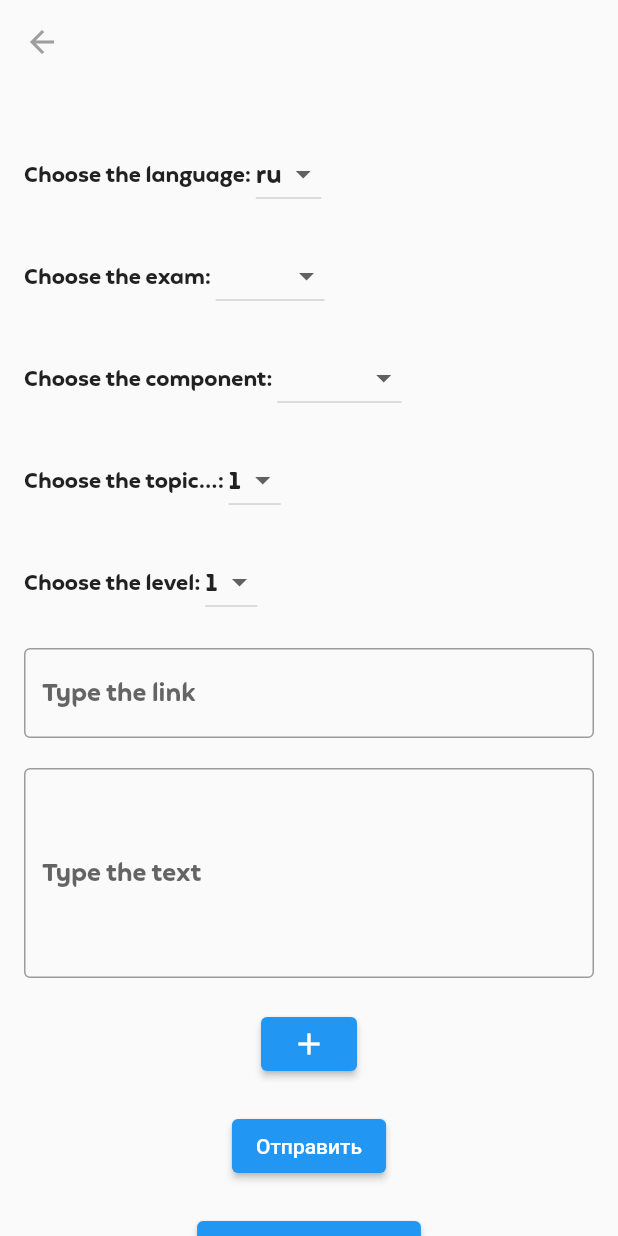
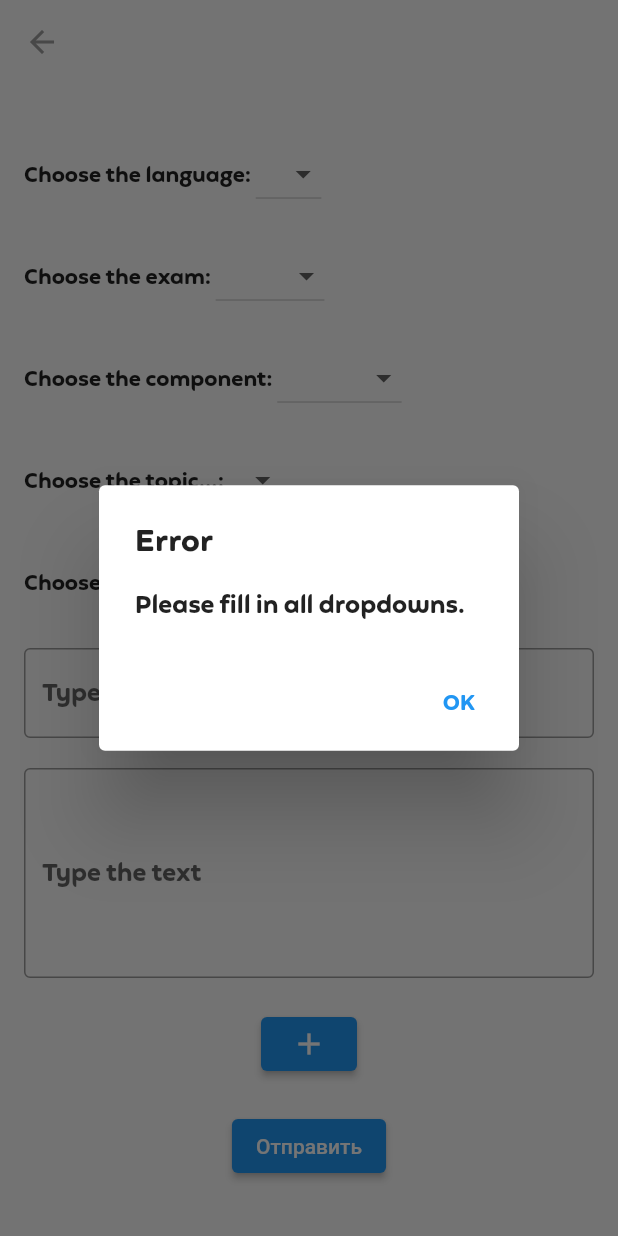
Before and after one commit to chillit/codehub2, a Flutter app: the MyForm screen opened directly, after a tap on "Отправить", on a phone screen of 412 x 824 dp. Run offline on Flutter 3.47's test engine with Material 2 defaults, Android fonts, the phone set to English and light mode, and no system bars; our stand-ins replace awesome_dialog, firebase_auth, firebase_core, firebase_database, firebase_messaging, just_audio and 1 more; accounts and stored records are empty; generated files the repository leaves out were written again.

Commit message:
createq fixed bugs

```diff
--- a/lib/src/home/main_screen/questions/createq.dart
+++ b/lib/src/home/main_screen/questions/createq.dart
@@ -15,22 +15,58 @@ class _MyFormState extends State<MyForm> {
   List<Map<String, dynamic>> _questionsData = [];
   String textAnswerValue = '';
   String component = "";
-  int topic = 1;
+  String topic = '';
   String exam = "";
-  int levelValue = 1;
+  String levelValue = '';
   String linkValue = '';
   String bigTextValue = '';
-  String language = "ru";
+  String language = "";
   bool isUntSelected = false;
 
   final FirebaseDatabase _database = FirebaseDatabase.instance;
   String name = "";
 
-
+  void _addQuestion(String newQuestion, String questionType, List<String> options, int correctAnswerIndex, String textAnswerValue) {
+    setState(() {
+      if (questionType == '${AppLocalizations.of(context)!.multiplech}') {
+        _questionsData.add({
+          'question': newQuestion,
+          'questionType': "multipleChoice",
+          'options': List.from(options),
+          'correctAnswerIndex': correctAnswerIndex,
+        });
+      } else {
+        _questionsData.add({
+          'question': newQuestion,
+          'questionType': "textInput",
+          'textAnswer': textAnswerValue,
+        });
+      }
+    });
+  }
   void _saveToDatabase() async {
     FirebaseAuth.instance.authStateChanges().listen((User? user) async {
       if (user == null) {
         print('User is currently signed out!');
+      } else {
+        if (language.isEmpty || exam.isEmpty || (isUntSelected && component.isEmpty) || topic.isEmpty || levelValue.isEmpty) {
+          showDialog(
+            context: context,
+            builder: (BuildContext context) {
+              return AlertDialog(
+                title: Text('Error'),
+                content: Text('Please fill in all dropdowns.'),
+                actions: [
+                  TextButton(
+                    onPressed: () {
+                      Navigator.of(context).pop();
+                    },
+                    child: Text('OK'),
+                  ),
+                ],
+              );
+            },
+          );
         } else {
           String currentDate = DateTime.now().toIso8601String().split('T')[0];
           final nameSnapshot =
@@ -38,7 +74,7 @@ class _MyFormState extends State<MyForm> {
           name = nameSnapshot.snapshot.value?.toString() ?? '';
           referenceDatabase
               .child(
-            'exams/${language}/${exam}/${component == "Первый" ? 0 : 1}/${topic - 1}/${levelValue - 1}/${user.uid}')
+              'exams/${language}/${exam}/${component == "${AppLocalizations.of(context)!.first}" ? 0 : 1}/${int.parse(topic) - 1}/${int.parse(levelValue) - 1}/${user.uid}')
               .set({
             'link': linkValue,
             'Text': bigTextValue,
@@ -47,8 +83,10 @@ class _MyFormState extends State<MyForm> {
             'questions': _questionsData,
           });
         }
+      }
     });
   }
+
 
   void _getDataFromDatabase() {
     referenceDatabase.child('formData').once().then((DatabaseEvent snapshot) {
@@ -86,7 +124,7 @@ class _MyFormState extends State<MyForm> {
                   Text('${AppLocalizations.of(context)!.chooselan}: '),
                   DropdownButton<String>(
                     value: language,
-                    items: <String>['ru', 'en', 'kz'].map((String value) {
+                    items: <String>['','ru', 'en', 'kz'].map((String value) {
                       return DropdownMenuItem<String>(
                         value: value,
                         child: Text(value),
@@ -132,7 +170,7 @@ class _MyFormState extends State<MyForm> {
                   Text('${AppLocalizations.of(context)!.choosecom}: '),
                   DropdownButton<String>(
                     value: component,
-                    items: <String>["",'${AppLocalizations.of(context)!.first}', '${AppLocalizations.of(context)!.second}'].map((String value) {
+                    items: <String>['','${AppLocalizations.of(context)!.first}', '${AppLocalizations.of(context)!.second}'].map((String value) {
                       return DropdownMenuItem<String>(
                         value: value,
                         child: Text(value),
@@ -150,15 +188,15 @@ class _MyFormState extends State<MyForm> {
               Row(
                 children: [
                   Text('${AppLocalizations.of(context)!.chstopic}: '),
-                  DropdownButton<int>(
+                  DropdownButton<String>(
                     value: topic,
-                    items: <int>[1, 2, 3, 4, 5, 6].map((int value) {
-                      return DropdownMenuItem<int>(
+                    items: <String>['','1','2','3','4','5','6'].map((String value) {
+                      return DropdownMenuItem<String>(
                         value: value,
-                        child: Text(value.toString()),
+                        child: Text(value),
                       );
                     }).toList(),
-                    onChanged: (int? newValue) {
+                    onChanged: (String? newValue) {
                       setState(() {
                         topic = newValue!;
                       });
@@ -170,15 +208,15 @@ class _MyFormState extends State<MyForm> {
               Row(
                 children: [
                   Text('${AppLocalizations.of(context)!.chooselvl}: '),
-                  DropdownButton<int>(
+                  DropdownButton<String>(
                     value: levelValue,
-                    items: <int>[1, 2, 3, 4, 5, 6].map((int value) {
-                      return DropdownMenuItem<int>(
+                    items: <String>['','1','2','3','4','5','6'].map((String value) {
+                      return DropdownMenuItem<String>(
                         value: value,
-                        child: Text(value.toString()),
+                        child: Text(value),
                       );
                     }).toList(),
-                    onChanged: (int? newValue) {
+                    onChanged: (String? newValue) {
                       setState(() {
                         levelValue = newValue!;
                       });
@@ -232,7 +270,7 @@ class _MyFormState extends State<MyForm> {
                           context: context,
                           builder: (BuildContext context) {
                             String newQuestion = '';
-                            String questionType = 'Выборочная';
+                            String questionType = '';
                             List<String> options = [];
                             int correctAnswerIndex = 0;
                             String textAnswerValue = '';
@@ -260,7 +298,7 @@ class _MyFormState extends State<MyForm> {
                                           SizedBox(height: 20),
                                           DropdownButton<String>(
                                             value: questionType,
-                                            items: <String>['${AppLocalizations.of(context)!.multiplech}', '${AppLocalizations.of(context)!.textinput}'].map((String value) {
+                                            items: <String>['','${AppLocalizations.of(context)!.multiplech}', '${AppLocalizations.of(context)!.textinput}'].map((String value) {
                                               return DropdownMenuItem<String>(
                                                 value: value,
                                                 child: Text(value),
@@ -275,7 +313,7 @@ class _MyFormState extends State<MyForm> {
                                             hint: Text('${AppLocalizations.of(context)!.choosetypeq}'),
                                           ),
                                           SizedBox(height: 20),
-                                          if (questionType == 'Выборочная') ...{
+                                          if (questionType == '${AppLocalizations.of(context)!.multiplech}') ...{
                                             for (int i = 0; i < 4; i++)
                                               Padding(
                                                 padding: EdgeInsets.only(bottom: 10),
@@ -312,27 +350,7 @@ class _MyFormState extends State<MyForm> {
                                           SizedBox(height: 20),
                                           ElevatedButton(
                                             onPressed: () {
-                                              setState(() {
-                                                if (questionType == 'Выборочная') {
-                                                  _questionsData.add({
-                                                    'question': newQuestion,
-                                                    'questionType': "multipleChoice",
-                                                    'options': List.from(options),
-                                                    'correctAnswerIndex': correctAnswerIndex,
-                                                  });
-                                                } else {
-                                                  _questionsData.add({
-                                                    'question': newQuestion,
-                                                    'questionType': "textInput",
-                                                    'correctInputAns': textAnswerValue,
-                                                  });
-                                                }
-                                                newQuestion = '';
-                                                questionType = 'Выборочная';
-                                                options.clear();
-                                                correctAnswerIndex = 0;
-                                                textAnswerValue = '';
-                                              });
+                                              _addQuestion(newQuestion, questionType, options, correctAnswerIndex, textAnswerValue);
                                               Navigator.of(context).pop();
                                             },
                                             child: Text('${AppLocalizations.of(context)!.add}'),
@@ -359,13 +377,6 @@ class _MyFormState extends State<MyForm> {
                 },
                 child: Text('Отправить'),
               ),
-              SizedBox(height: 20),
-              ElevatedButton(
-                onPressed: () {
-                  _getDataFromDatabase();
-                },
-                child: Text('Получить данные'),
-              ),
             ],
           ),
         ),
```
Also changed, not shown: 1 other file. Lines whose indentation alone changed are shown as unchanged.
